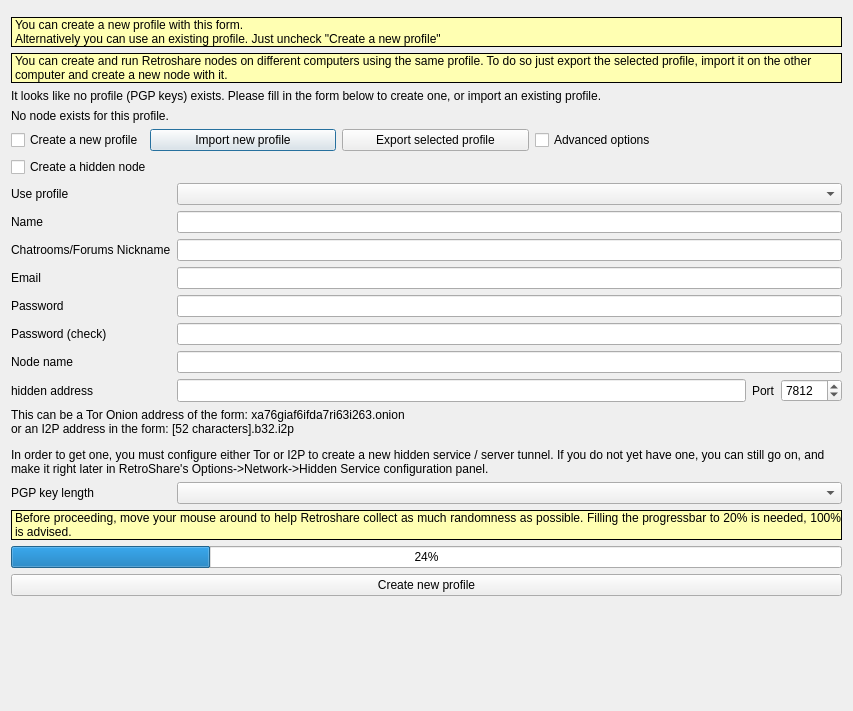
First picture: the form in retroshare-gui/src/gui/GenCertDialog.ui, repository RetroShare/RetroShare, before the edit.
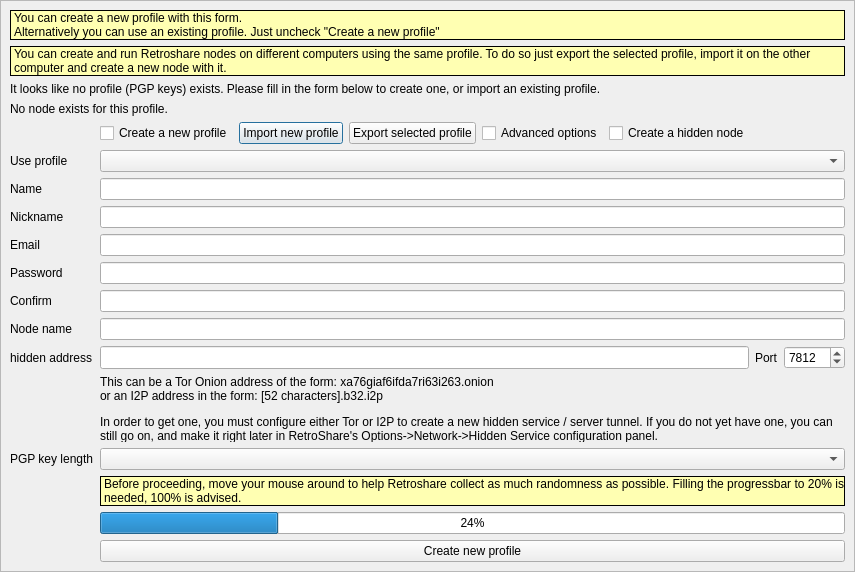
Second picture: the form after the edit. Icons and pictures are not drawn. Custom widgets are drawn as their Qt base class.

Commit message: Improved look and feel layout of Profile Generation Dialog

Diff of the .ui file:
```diff
--- a/retroshare-gui/src/gui/GenCertDialog.ui
+++ b/retroshare-gui/src/gui/GenCertDialog.ui
@@ -6,8 +6,8 @@
    <rect>
     <x>0</x>
     <y>0</y>
-    <width>853</width>
-    <height>711</height>
+    <width>855</width>
+    <height>572</height>
    </rect>
   </property>
   <property name="windowTitle">
@@ -18,6 +18,21 @@
     <normaloff>:/images/logo/logo_48.png</normaloff>:/images/logo/logo_48.png</iconset>
   </property>
   <layout class="QVBoxLayout" name="GenCertDialogVLayout">
+   <property name="spacing">
+    <number>0</number>
+   </property>
+   <property name="leftMargin">
+    <number>0</number>
+   </property>
+   <property name="topMargin">
+    <number>0</number>
+   </property>
+   <property name="rightMargin">
+    <number>0</number>
+   </property>
+   <property name="bottomMargin">
+    <number>0</number>
+   </property>
    <item>
     <widget class="HeaderFrame" name="headerFrame">
      <property name="sizePolicy">
@@ -38,177 +53,15 @@
     </widget>
    </item>
    <item>
-    <widget class="StyledLabel" name="header_label">
-     <property name="palette">
-      <palette>
-       <active>
-        <colorrole role="Base">
-         <brush brushstyle="SolidPattern">
-          <color alpha="255">
-           <red>255</red>
-           <green>255</green>
-           <blue>255</blue>
-          </color>
-         </brush>
-        </colorrole>
-        <colorrole role="Window">
-         <brush brushstyle="SolidPattern">
-          <color alpha="255">
-           <red>255</red>
-           <green>255</green>
-           <blue>178</blue>
-          </color>
-         </brush>
-        </colorrole>
-       </active>
-       <inactive>
-        <colorrole role="Base">
-         <brush brushstyle="SolidPattern">
-          <color alpha="255">
-           <red>255</red>
-           <green>255</green>
-           <blue>255</blue>
-          </color>
-         </brush>
-        </colorrole>
-        <colorrole role="Window">
-         <brush brushstyle="SolidPattern">
-          <color alpha="255">
-           <red>255</red>
-           <green>255</green>
-           <blue>178</blue>
-          </color>
-         </brush>
-        </colorrole>
-       </inactive>
-       <disabled>
-        <colorrole role="Base">
-         <brush brushstyle="SolidPattern">
-          <color alpha="255">
-           <red>255</red>
-           <green>255</green>
-           <blue>178</blue>
-          </color>
-         </brush>
-        </colorrole>
-        <colorrole role="Window">
-         <brush brushstyle="SolidPattern">
-          <color alpha="255">
-           <red>255</red>
-           <green>255</green>
-           <blue>178</blue>
-          </color>
-         </brush>
-        </colorrole>
-       </disabled>
-      </palette>
-     </property>
-     <property name="autoFillBackground">
-      <bool>true</bool>
-     </property>
+    <widget class="QFrame" name="frame">
      <property name="frameShape">
-      <enum>QFrame::Box</enum>
+      <enum>QFrame::StyledPanel</enum>
      </property>
-     <property name="text">
-      <string>You can create a new profile with this form.
-Alternatively you can use an existing profile. Just uncheck &quot;Create a new profile&quot;</string>
+     <property name="frameShadow">
+      <enum>QFrame::Raised</enum>
      </property>
-     <property name="wordWrap">
-      <bool>true</bool>
-     </property>
-    </widget>
-   </item>
-   <item>
-    <widget class="StyledLabel" name="genprofileinfo_label">
-     <property name="palette">
-      <palette>
-       <active>
-        <colorrole role="Base">
-         <brush brushstyle="SolidPattern">
-          <color alpha="255">
-           <red>255</red>
-           <green>255</green>
-           <blue>255</blue>
-          </color>
-         </brush>
-        </colorrole>
-        <colorrole role="Window">
-         <brush brushstyle="SolidPattern">
-          <color alpha="255">
-           <red>255</red>
-           <green>255</green>
-           <blue>178</blue>
-          </color>
-         </brush>
-        </colorrole>
-       </active>
-       <inactive>
-        <colorrole role="Base">
-         <brush brushstyle="SolidPattern">
-          <color alpha="255">
-           <red>255</red>
-           <green>255</green>
-           <blue>255</blue>
-          </color>
-         </brush>
-        </colorrole>
-        <colorrole role="Window">
-         <brush brushstyle="SolidPattern">
-          <color alpha="255">
-           <red>255</red>
-           <green>255</green>
-           <blue>178</blue>
-          </color>
-         </brush>
-        </colorrole>
-       </inactive>
-       <disabled>
-        <colorrole role="Base">
-         <brush brushstyle="SolidPattern">
-          <color alpha="255">
-           <red>255</red>
-           <green>255</green>
-           <blue>178</blue>
-          </color>
-         </brush>
-        </colorrole>
-        <colorrole role="Window">
-         <brush brushstyle="SolidPattern">
-          <color alpha="255">
-           <red>255</red>
-           <green>255</green>
-           <blue>178</blue>
-          </color>
-         </brush>
-        </colorrole>
-       </disabled>
-      </palette>
-     </property>
-     <property name="autoFillBackground">
-      <bool>true</bool>
-     </property>
-     <property name="frameShape">
-      <enum>QFrame::Box</enum>
-     </property>
-     <property name="text">
-      <string>You can create and run Retroshare nodes on different computers using the same profile. To do so just export the selected profile, import it on the other computer and create a new node with it.</string>
-     </property>
-     <property name="wordWrap">
-      <bool>true</bool>
-     </property>
-    </widget>
-   </item>
-   <item>
-    <widget class="QLabel" name="no_gpg_key_label">
-     <property name="text">
-      <string>It looks like no profile (PGP keys) exists. Please fill in the form below to create one, or import an existing profile.</string>
-     </property>
-     <property name="wordWrap">
-      <bool>true</bool>
-     </property>
-    </widget>
-   </item>
-   <item>
+     <layout class="QGridLayout" name="gridLayout">
+      <item row="3" column="0">
     <widget class="QLabel" name="no_node_label">
      <property name="text">
       <string>No node exists for this profile.</string>
@@ -218,164 +71,172 @@
      </property>
     </widget>
    </item>
-   <item>
-    <layout class="QHBoxLayout" name="toolBarHLayout">
-     <item>
-      <widget class="QCheckBox" name="new_gpg_key_checkbox">
-       <property name="maximumSize">
-        <size>
-         <width>16777215</width>
-         <height>32</height>
-        </size>
-       </property>
-       <property name="toolTip">
-        <string>Your profile is associated with a PGP key pair</string>
-       </property>
+      <item row="2" column="0">
+       <widget class="QLabel" name="no_gpg_key_label">
        <property name="text">
-        <string>Create a new profile</string>
-       </property>
-       <property name="icon">
-        <iconset resource="images.qrc">
-         <normaloff>:/images/contact_new128.png</normaloff>:/images/contact_new128.png</iconset>
-       </property>
-       <property name="iconSize">
-        <size>
-         <width>32</width>
-         <height>32</height>
-        </size>
-       </property>
-       <property name="tristate">
-        <bool>false</bool>
-       </property>
-      </widget>
-     </item>
-     <item>
-      <widget class="QPushButton" name="importIdentity_PB">
-       <property name="sizePolicy">
-        <sizepolicy hsizetype="Expanding" vsizetype="Fixed">
-         <horstretch>0</horstretch>
-         <verstretch>0</verstretch>
-        </sizepolicy>
-       </property>
-       <property name="text">
-        <string>Import new profile</string>
-       </property>
-      </widget>
-     </item>
-     <item>
-      <widget class="QPushButton" name="exportIdentity_PB">
-       <property name="sizePolicy">
-        <sizepolicy hsizetype="Expanding" vsizetype="Fixed">
-         <horstretch>0</horstretch>
-         <verstretch>0</verstretch>
-        </sizepolicy>
+         <string>It looks like no profile (PGP keys) exists. Please fill in the form below to create one, or import an existing profile.</string>
+        </property>
+        <property name="wordWrap">
+         <bool>true</bool>
+        </property>
+       </widget>
+      </item>
+      <item row="1" column="0">
+       <widget class="StyledLabel" name="genprofileinfo_label">
+        <property name="palette">
+         <palette>
+          <active>
+           <colorrole role="Base">
+            <brush brushstyle="SolidPattern">
+             <color alpha="255">
+              <red>255</red>
+              <green>255</green>
+              <blue>255</blue>
+             </color>
+            </brush>
+           </colorrole>
+           <colorrole role="Window">
+            <brush brushstyle="SolidPattern">
+             <color alpha="255">
+              <red>255</red>
+              <green>255</green>
+              <blue>178</blue>
+             </color>
+            </brush>
+           </colorrole>
+          </active>
+          <inactive>
+           <colorrole role="Base">
+            <brush brushstyle="SolidPattern">
+             <color alpha="255">
+              <red>255</red>
+              <green>255</green>
+              <blue>255</blue>
+             </color>
+            </brush>
+           </colorrole>
+           <colorrole role="Window">
+            <brush brushstyle="SolidPattern">
+             <color alpha="255">
+              <red>255</red>
+              <green>255</green>
+              <blue>178</blue>
+             </color>
+            </brush>
+           </colorrole>
+          </inactive>
+          <disabled>
+           <colorrole role="Base">
+            <brush brushstyle="SolidPattern">
+             <color alpha="255">
+              <red>255</red>
+              <green>255</green>
+              <blue>178</blue>
+             </color>
+            </brush>
+           </colorrole>
+           <colorrole role="Window">
+            <brush brushstyle="SolidPattern">
+             <color alpha="255">
+              <red>255</red>
+              <green>255</green>
+              <blue>178</blue>
+             </color>
+            </brush>
+           </colorrole>
+          </disabled>
+         </palette>
+        </property>
+        <property name="autoFillBackground">
+         <bool>true</bool>
+        </property>
+        <property name="frameShape">
+         <enum>QFrame::Box</enum>
        </property>
        <property name="text">
-        <string>Export selected profile</string>
-       </property>
-      </widget>
-     </item>
-     <item>
-      <widget class="QCheckBox" name="adv_checkbox">
-       <property name="maximumSize">
-        <size>
-         <width>16777215</width>
-         <height>32</height>
-        </size>
-       </property>
-       <property name="toolTip">
-        <string>Your profile is associated with a PGP key pair</string>
-       </property>
-       <property name="text">
-        <string>Advanced options</string>
-       </property>
-       <property name="icon">
-        <iconset resource="images.qrc">
-         <normaloff>:/images/kcmsystem24.png</normaloff>:/images/kcmsystem24.png</iconset>
-       </property>
-       <property name="iconSize">
-        <size>
-         <width>24</width>
-         <height>24</height>
-        </size>
-       </property>
-       <property name="tristate">
-        <bool>false</bool>
-       </property>
-      </widget>
-     </item>
-     <item>
-      <spacer name="toolBarHSpacer">
-       <property name="orientation">
-        <enum>Qt::Horizontal</enum>
-       </property>
-       <property name="sizeHint" stdset="0">
-        <size>
-         <width>40</width>
-         <height>20</height>
-        </size>
-       </property>
-      </spacer>
-     </item>
-    </layout>
-   </item>
-   <item>
-    <layout class="QHBoxLayout" name="advOptionHLayout" stretch="0,0">
-     <property name="spacing">
-      <number>6</number>
-     </property>
-     <property name="leftMargin">
-      <number>0</number>
-     </property>
-     <property name="bottomMargin">
-      <number>0</number>
-     </property>
-     <item>
-      <widget class="QCheckBox" name="hidden_checkbox">
-       <property name="text">
-        <string>Create a hidden node</string>
-       </property>
-      </widget>
-     </item>
-     <item>
-      <spacer name="hiddenNodeHSpacer">
-       <property name="orientation">
-        <enum>Qt::Horizontal</enum>
-       </property>
-       <property name="sizeHint" stdset="0">
-        <size>
-         <width>40</width>
-         <height>20</height>
-        </size>
-       </property>
-      </spacer>
-     </item>
-    </layout>
-   </item>
-   <item>
+         <string>You can create and run Retroshare nodes on different computers using the same profile. To do so just export the selected profile, import it on the other computer and create a new node with it.</string>
+        </property>
+        <property name="wordWrap">
+         <bool>true</bool>
+        </property>
+       </widget>
+      </item>
+      <item row="4" column="0">
     <layout class="QGridLayout" name="profilGLayout">
-     <item row="0" column="0">
+        <item row="1" column="0">
       <widget class="QLabel" name="genPGPuserlabel">
        <property name="text">
         <string>Use profile</string>
        </property>
       </widget>
      </item>
-     <item row="0" column="1">
+        <item row="7" column="1">
+         <widget class="QLineEdit" name="node_input">
+          <property name="minimumSize">
+           <size>
+            <width>0</width>
+            <height>0</height>
+           </size>
+          </property>
+          <property name="maxLength">
+           <number>64</number>
+          </property>
+         </widget>
+        </item>
+        <item row="7" column="0">
+         <widget class="QLabel" name="node_label">
+          <property name="text">
+           <string>Node name</string>
+          </property>
+         </widget>
+        </item>
+        <item row="6" column="0">
+         <widget class="QLabel" name="password_label_2">
+          <property name="toolTip">
+           <string>This password is for PGP</string>
+          </property>
+          <property name="text">
+           <string>Confirm</string>
+          </property>
+         </widget>
+        </item>
+        <item row="6" column="1">
+         <widget class="QLineEdit" name="password_input_2">
+          <property name="minimumSize">
+           <size>
+            <width>0</width>
+            <height>0</height>
+           </size>
+          </property>
+          <property name="toolTip">
+           <string>Put a strong password here. This password protects your private PGP key.</string>
+          </property>
+          <property name="inputMask">
+           <string/>
+          </property>
+          <property name="maxLength">
+           <number>1024</number>
+          </property>
+          <property name="echoMode">
+           <enum>QLineEdit::Password</enum>
+          </property>
+         </widget>
+        </item>
+        <item row="1" column="1">
       <widget class="QComboBox" name="genPGPuser">
        <property name="toolTip">
         <string>Your profile is associated with a PGP key pair. RetroShare currently ignores DSA keys.</string>
        </property>
       </widget>
      </item>
-     <item row="1" column="0">
+        <item row="2" column="0">
       <widget class="QLabel" name="name_label">
        <property name="text">
         <string>Name</string>
        </property>
       </widget>
      </item>
-     <item row="1" column="1">
+        <item row="2" column="1">
       <widget class="QLineEdit" name="name_input">
        <property name="sizePolicy">
         <sizepolicy hsizetype="Expanding" vsizetype="Fixed">
@@ -403,31 +264,31 @@
        </property>
       </widget>
      </item>
-     <item row="2" column="0">
+        <item row="3" column="0">
       <widget class="QLabel" name="nickname_label">
        <property name="toolTip">
         <string/>
        </property>
        <property name="text">
-        <string>Chatrooms/Forums Nickname</string>
+           <string>Nickname</string>
        </property>
       </widget>
      </item>
-     <item row="2" column="1">
+        <item row="3" column="1">
       <widget class="QLineEdit" name="nickname_input">
        <property name="toolTip">
         <string>You can have one or more identities. They are used when you write in chat lobbies, forums and channel comments. They act as the destination for distant chat and the Retroshare distant mail system.</string>
        </property>
       </widget>
      </item>
-     <item row="3" column="0">
+        <item row="4" column="0">
       <widget class="QLabel" name="email_label">
        <property name="text">
         <string>Email</string>
        </property>
       </widget>
      </item>
-     <item row="3" column="1">
+        <item row="4" column="1">
       <widget class="QLineEdit" name="email_input">
        <property name="toolTip">
         <string>Be careful: this email will be visible to your friends and friends
@@ -439,7 +300,7 @@
        </property>
       </widget>
      </item>
-     <item row="4" column="0">
+        <item row="5" column="0">
       <widget class="QLabel" name="password_label">
        <property name="toolTip">
         <string>This password is for PGP</string>
@@ -449,40 +310,8 @@
        </property>
       </widget>
      </item>
-     <item row="4" column="1">
-      <widget class="QLineEdit" name="password_input">
-       <property name="toolTip">
-        <string>Put a strong password here. This password protects your private PGP key.</string>
-       </property>
-       <property name="inputMask">
-        <string/>
-       </property>
-       <property name="maxLength">
-        <number>1024</number>
-       </property>
-       <property name="echoMode">
-        <enum>QLineEdit::Password</enum>
-       </property>
-      </widget>
-     </item>
-     <item row="5" column="0">
-      <widget class="QLabel" name="password_label_2">
-       <property name="toolTip">
-        <string>This password is for PGP</string>
-       </property>
-       <property name="text">
-        <string>Password (check)</string>
-       </property>
-      </widget>
-     </item>
      <item row="5" column="1">
-      <widget class="QLineEdit" name="password_input_2">
-       <property name="minimumSize">
-        <size>
-         <width>0</width>
-         <height>0</height>
-        </size>
-       </property>
+         <widget class="QLineEdit" name="password_input">
        <property name="toolTip">
         <string>Put a strong password here. This password protects your private PGP key.</string>
        </property>
@@ -497,34 +326,14 @@
        </property>
       </widget>
      </item>
-     <item row="6" column="0">
-      <widget class="QLabel" name="node_label">
-       <property name="text">
-        <string>Node name</string>
-       </property>
-      </widget>
-     </item>
-     <item row="6" column="1">
-      <widget class="QLineEdit" name="node_input">
-       <property name="minimumSize">
-        <size>
-         <width>0</width>
-         <height>0</height>
-        </size>
-       </property>
-       <property name="maxLength">
-        <number>64</number>
-       </property>
-      </widget>
-     </item>
-     <item row="7" column="0">
+        <item row="8" column="0">
       <widget class="QLabel" name="hiddenaddr_label">
        <property name="text">
         <string>hidden address</string>
        </property>
       </widget>
      </item>
-     <item row="7" column="1">
+        <item row="8" column="1">
       <layout class="QHBoxLayout" name="hiddenInfoHLayout">
        <property name="spacing">
         <number>6</number>
@@ -573,7 +382,7 @@
        </item>
       </layout>
      </item>
-     <item row="8" column="0" colspan="2">
+        <item row="9" column="1">
       <widget class="QLabel" name="label_hiddenaddr">
        <property name="text">
         <string>&lt;html&gt;&lt;head/&gt;&lt;body&gt;&lt;p&gt;This can be a Tor Onion address of the form: xa76giaf6ifda7ri63i263.onion &lt;br/&gt;or an I2P address in the form: [52 characters].b32.i2p &lt;/p&gt;&lt;p&gt;In order to get one, you must configure either Tor or I2P to create a new hidden service / server tunnel. If you do not yet have one, you can still go on, and make it right later in RetroShare's Options-&amp;gt;Network-&amp;gt;Hidden Service configuration panel.&lt;/p&gt;&lt;/body&gt;&lt;/html&gt;</string>
@@ -583,19 +392,17 @@
        </property>
       </widget>
      </item>
-     <item row="9" column="0">
+        <item row="10" column="0">
       <widget class="QLabel" name="keylength_label">
        <property name="text">
         <string>PGP key length</string>
        </property>
       </widget>
      </item>
-     <item row="9" column="1">
+        <item row="10" column="1">
       <widget class="QComboBox" name="keylength_comboBox"/>
      </item>
-    </layout>
-   </item>
-   <item>
+        <item row="11" column="1">
     <widget class="StyledLabel" name="entropy_label">
      <property name="palette">
       <palette>
@@ -675,14 +482,122 @@
      </property>
     </widget>
    </item>
-   <item>
+        <item row="12" column="1">
     <widget class="QProgressBar" name="entropy_bar">
      <property name="value">
       <number>24</number>
      </property>
     </widget>
    </item>
+        <item row="0" column="1">
+         <layout class="QHBoxLayout" name="toolBarHLayout">
    <item>
+           <widget class="QCheckBox" name="new_gpg_key_checkbox">
+            <property name="maximumSize">
+             <size>
+              <width>16777215</width>
+              <height>32</height>
+             </size>
+            </property>
+            <property name="toolTip">
+             <string>Your profile is associated with a PGP key pair</string>
+            </property>
+            <property name="text">
+             <string>Create a new profile</string>
+            </property>
+            <property name="icon">
+             <iconset resource="icons.qrc">
+              <normaloff>:/icons/svg/profile.svg</normaloff>:/icons/svg/profile.svg</iconset>
+            </property>
+            <property name="iconSize">
+             <size>
+              <width>32</width>
+              <height>32</height>
+             </size>
+            </property>
+            <property name="tristate">
+             <bool>false</bool>
+            </property>
+           </widget>
+          </item>
+          <item>
+           <widget class="QPushButton" name="importIdentity_PB">
+            <property name="sizePolicy">
+             <sizepolicy hsizetype="Expanding" vsizetype="Fixed">
+              <horstretch>0</horstretch>
+              <verstretch>0</verstretch>
+             </sizepolicy>
+            </property>
+            <property name="text">
+             <string>Import new profile</string>
+            </property>
+           </widget>
+          </item>
+          <item>
+           <widget class="QPushButton" name="exportIdentity_PB">
+            <property name="sizePolicy">
+             <sizepolicy hsizetype="Expanding" vsizetype="Fixed">
+              <horstretch>0</horstretch>
+              <verstretch>0</verstretch>
+             </sizepolicy>
+            </property>
+            <property name="text">
+             <string>Export selected profile</string>
+            </property>
+           </widget>
+          </item>
+          <item>
+           <widget class="QCheckBox" name="adv_checkbox">
+            <property name="maximumSize">
+             <size>
+              <width>16777215</width>
+              <height>32</height>
+             </size>
+            </property>
+            <property name="toolTip">
+             <string>Your profile is associated with a PGP key pair</string>
+            </property>
+            <property name="text">
+             <string>Advanced options</string>
+            </property>
+            <property name="icon">
+             <iconset resource="icons.qrc">
+              <normaloff>:/icons/settings/general.svg</normaloff>:/icons/settings/general.svg</iconset>
+            </property>
+            <property name="iconSize">
+             <size>
+              <width>24</width>
+              <height>24</height>
+             </size>
+            </property>
+            <property name="tristate">
+             <bool>false</bool>
+            </property>
+           </widget>
+          </item>
+          <item>
+           <widget class="QCheckBox" name="hidden_checkbox">
+            <property name="text">
+             <string>Create a hidden node</string>
+            </property>
+           </widget>
+          </item>
+          <item>
+           <spacer name="toolBarHSpacer">
+            <property name="orientation">
+             <enum>Qt::Horizontal</enum>
+            </property>
+            <property name="sizeHint" stdset="0">
+             <size>
+              <width>40</width>
+              <height>20</height>
+             </size>
+            </property>
+           </spacer>
+          </item>
+         </layout>
+        </item>
+        <item row="13" column="1">
     <widget class="QPushButton" name="genButton">
      <property name="maximumSize">
       <size>
@@ -702,10 +617,92 @@
      <property name="text">
       <string>Create new profile</string>
      </property>
-     <property name="icon">
-      <iconset resource="images.qrc">
-       <normaloff>:/images/resume.png</normaloff>:/images/resume.png</iconset>
-     </property>
+         </widget>
+        </item>
+       </layout>
+      </item>
+      <item row="0" column="0">
+       <widget class="StyledLabel" name="header_label">
+        <property name="palette">
+         <palette>
+          <active>
+           <colorrole role="Base">
+            <brush brushstyle="SolidPattern">
+             <color alpha="255">
+              <red>255</red>
+              <green>255</green>
+              <blue>255</blue>
+             </color>
+            </brush>
+           </colorrole>
+           <colorrole role="Window">
+            <brush brushstyle="SolidPattern">
+             <color alpha="255">
+              <red>255</red>
+              <green>255</green>
+              <blue>178</blue>
+             </color>
+            </brush>
+           </colorrole>
+          </active>
+          <inactive>
+           <colorrole role="Base">
+            <brush brushstyle="SolidPattern">
+             <color alpha="255">
+              <red>255</red>
+              <green>255</green>
+              <blue>255</blue>
+             </color>
+            </brush>
+           </colorrole>
+           <colorrole role="Window">
+            <brush brushstyle="SolidPattern">
+             <color alpha="255">
+              <red>255</red>
+              <green>255</green>
+              <blue>178</blue>
+             </color>
+            </brush>
+           </colorrole>
+          </inactive>
+          <disabled>
+           <colorrole role="Base">
+            <brush brushstyle="SolidPattern">
+             <color alpha="255">
+              <red>255</red>
+              <green>255</green>
+              <blue>178</blue>
+             </color>
+            </brush>
+           </colorrole>
+           <colorrole role="Window">
+            <brush brushstyle="SolidPattern">
+             <color alpha="255">
+              <red>255</red>
+              <green>255</green>
+              <blue>178</blue>
+             </color>
+            </brush>
+           </colorrole>
+          </disabled>
+         </palette>
+        </property>
+        <property name="autoFillBackground">
+         <bool>true</bool>
+        </property>
+        <property name="frameShape">
+         <enum>QFrame::Box</enum>
+        </property>
+        <property name="text">
+         <string>You can create a new profile with this form.
+Alternatively you can use an existing profile. Just uncheck &quot;Create a new profile&quot;</string>
+        </property>
+        <property name="wordWrap">
+         <bool>true</bool>
+        </property>
+       </widget>
+      </item>
+     </layout>
     </widget>
    </item>
    <item>
```
Left out of the diff: 3 changed lines with no effect on the pictures. Lines whose indentation alone changed are shown as unchanged. The commit also changes 4 other files.
